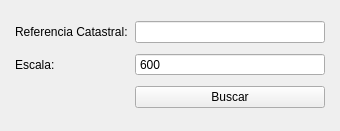
Above: ui/zoomrc_dockwidget_base.ui from fpsampayo/zoomrc before the change. Below: the same form after it.
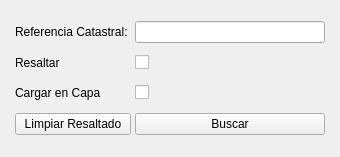
That is the form after the change.

Commit message: Ahora la búsqueda se sealiza por WFS de catastro. Se mantiene el método por web service como método alternativo en caso de error. También se añade la opción de resaltar y/o cargar nueva capa con la geometría de la parcela.

What changed in the file:
```diff
--- a/ui/zoomrc_dockwidget_base.ui
+++ b/ui/zoomrc_dockwidget_base.ui
@@ -7,7 +7,7 @@
     <x>0</x>
     <y>0</y>
     <width>340</width>
-    <height>131</height>
+    <height>157</height>
    </rect>
   </property>
   <property name="windowTitle">
@@ -21,20 +21,6 @@
     <property name="spacing">
      <number>4</number>
     </property>
-    <item row="0" column="0">
-     <widget class="QLabel" name="label">
-      <property name="text">
-       <string>Referencia Catastral: </string>
-      </property>
-     </widget>
-    </item>
-    <item row="1" column="0">
-     <widget class="QLabel" name="label_2">
-      <property name="text">
-       <string>Escala:</string>
-      </property>
-     </widget>
-    </item>
     <item row="0" column="1">
      <widget class="QLineEdit" name="cmpRefCat">
       <property name="text">
@@ -49,19 +35,57 @@
       </property>
      </widget>
     </item>
+    <item row="0" column="0">
+     <widget class="QLabel" name="label">
+      <property name="text">
+       <string>Referencia Catastral: </string>
+      </property>
+     </widget>
+    </item>
+    <item row="1" column="0">
+     <widget class="QLabel" name="label_3">
+      <property name="minimumSize">
+       <size>
+        <width>0</width>
+        <height>20</height>
+       </size>
+      </property>
+      <property name="text">
+       <string>Resaltar</string>
+      </property>
+     </widget>
+    </item>
+    <item row="2" column="0">
+     <widget class="QLabel" name="label_4">
+      <property name="minimumSize">
+       <size>
+        <width>0</width>
+        <height>20</height>
+       </size>
+      </property>
+      <property name="text">
+       <string>Cargar en Capa</string>
+      </property>
+     </widget>
+    </item>
+    <item row="2" column="1">
+     <widget class="QCheckBox" name="cmpNuevaCapa">
+      <property name="text">
+       <string/>
+      </property>
+     </widget>
+    </item>
     <item row="1" column="1">
-     <widget class="QSpinBox" name="cmpEscala">
-      <property name="buttonSymbols">
-       <enum>QAbstractSpinBox::NoButtons</enum>
+     <widget class="QCheckBox" name="cmpResaltar">
+      <property name="text">
+       <string/>
       </property>
-      <property name="minimum">
-       <number>10</number>
-      </property>
-      <property name="maximum">
-       <number>100000000</number>
-      </property>
-      <property name="value">
-       <number>600</number>
+     </widget>
+    </item>
+    <item row="3" column="0">
+     <widget class="QPushButton" name="btnClean">
+      <property name="text">
+       <string>Limpiar Resaltado</string>
       </property>
      </widget>
     </item>
```
The commit also changes 2 other files.
